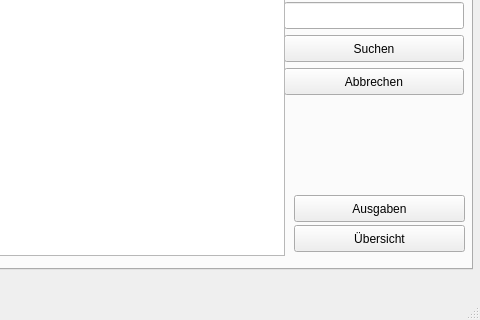
FelixTheC/gruppenkasse_gui, file listenansicht.ui: the form before one commit; both pictures show x 88 to 568 and y 131 to 451 of the 568 by 451 pixel window.
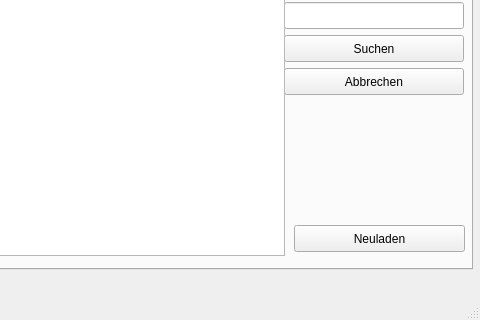
The form after the commit. The open tabs and pages were chosen to show the change.

Commit message: [CREATE] create functions for open new windows, removed some now useless buttons

What changed in the file:
```diff
--- a/listenansicht.ui
+++ b/listenansicht.ui
@@ -40,20 +40,7 @@
        </rect>
       </property>
       <property name="text">
-       <string>Übersicht</string>
-      </property>
-     </widget>
-     <widget class="QPushButton" name="ausgaben">
-      <property name="geometry">
-       <rect>
-        <x>380</x>
-        <y>300</y>
-        <width>171</width>
-        <height>27</height>
-       </rect>
-      </property>
-      <property name="text">
-       <string>Ausgaben</string>
+       <string>Neuladen</string>
       </property>
      </widget>
      <widget class="QPushButton" name="search">
```
Left out of the diff: 4 changed lines with no effect on the pictures. The commit also changes 5 other files.
